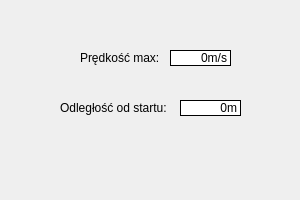
First picture: the form in Trajektoria/statystyki.ui, repository mikidzl/Trajektoria, before the edit.
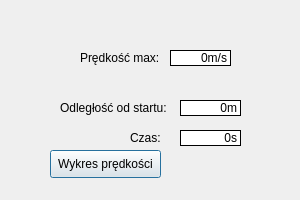
Second picture: the form after the edit. Icons and pictures are not drawn.

Commit message: dodany wykres prędkości -liczne poprawki

The edit to the form file:
```diff
--- a/Trajektoria/statystyki.ui
+++ b/Trajektoria/statystyki.ui
@@ -223,6 +223,118 @@
     <set>Qt::AlignRight|Qt::AlignTrailing|Qt::AlignVCenter</set>
    </property>
   </widget>
+  <widget class="QPushButton" name="pB_wykres">
+   <property name="geometry">
+    <rect>
+     <x>50</x>
+     <y>150</y>
+     <width>111</width>
+     <height>28</height>
+    </rect>
+   </property>
+   <property name="text">
+    <string>Wykres prędkości</string>
+   </property>
+  </widget>
+  <widget class="QLabel" name="czasLotu">
+   <property name="geometry">
+    <rect>
+     <x>180</x>
+     <y>130</y>
+     <width>61</width>
+     <height>16</height>
+    </rect>
+   </property>
+   <property name="palette">
+    <palette>
+     <active>
+      <colorrole role="Base">
+       <brush brushstyle="SolidPattern">
+        <color alpha="255">
+         <red>255</red>
+         <green>255</green>
+         <blue>255</blue>
+        </color>
+       </brush>
+      </colorrole>
+      <colorrole role="Window">
+       <brush brushstyle="SolidPattern">
+        <color alpha="255">
+         <red>255</red>
+         <green>255</green>
+         <blue>255</blue>
+        </color>
+       </brush>
+      </colorrole>
+     </active>
+     <inactive>
+      <colorrole role="Base">
+       <brush brushstyle="SolidPattern">
+        <color alpha="255">
+         <red>255</red>
+         <green>255</green>
+         <blue>255</blue>
+        </color>
+       </brush>
+      </colorrole>
+      <colorrole role="Window">
+       <brush brushstyle="SolidPattern">
+        <color alpha="255">
+         <red>255</red>
+         <green>255</green>
+         <blue>255</blue>
+        </color>
+       </brush>
+      </colorrole>
+     </inactive>
+     <disabled>
+      <colorrole role="Base">
+       <brush brushstyle="SolidPattern">
+        <color alpha="255">
+         <red>255</red>
+         <green>255</green>
+         <blue>255</blue>
+        </color>
+       </brush>
+      </colorrole>
+      <colorrole role="Window">
+       <brush brushstyle="SolidPattern">
+        <color alpha="255">
+         <red>255</red>
+         <green>255</green>
+         <blue>255</blue>
+        </color>
+       </brush>
+      </colorrole>
+     </disabled>
+    </palette>
+   </property>
+   <property name="autoFillBackground">
+    <bool>true</bool>
+   </property>
+   <property name="frameShape">
+    <enum>QFrame::Box</enum>
+   </property>
+   <property name="text">
+    <string>0s</string>
+   </property>
+   <property name="alignment">
+    <set>Qt::AlignRight|Qt::AlignTrailing|Qt::AlignVCenter</set>
+   </property>
+  </widget>
+  <widget class="QLabel" name="label_2">
+   <property name="geometry">
+    <rect>
+     <x>130</x>
+     <y>130</y>
+     <width>31</width>
+     <height>16</height>
+    </rect>
+   </property>
+   <property name="text">
+    <string>Czas:</string>
+   </property>
+  </widget>
  </widget>
  <resources/>
  <connections/>
```
Left out of the diff: 6 changed lines with no effect on the pictures. The commit also changes 30 other files.
